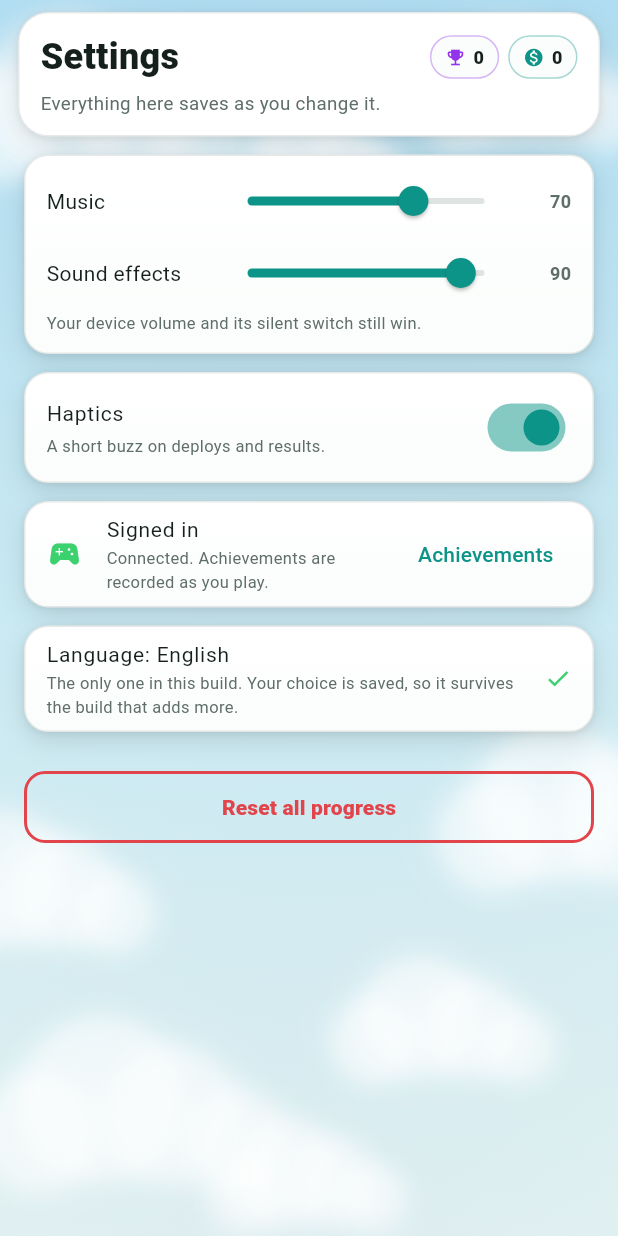
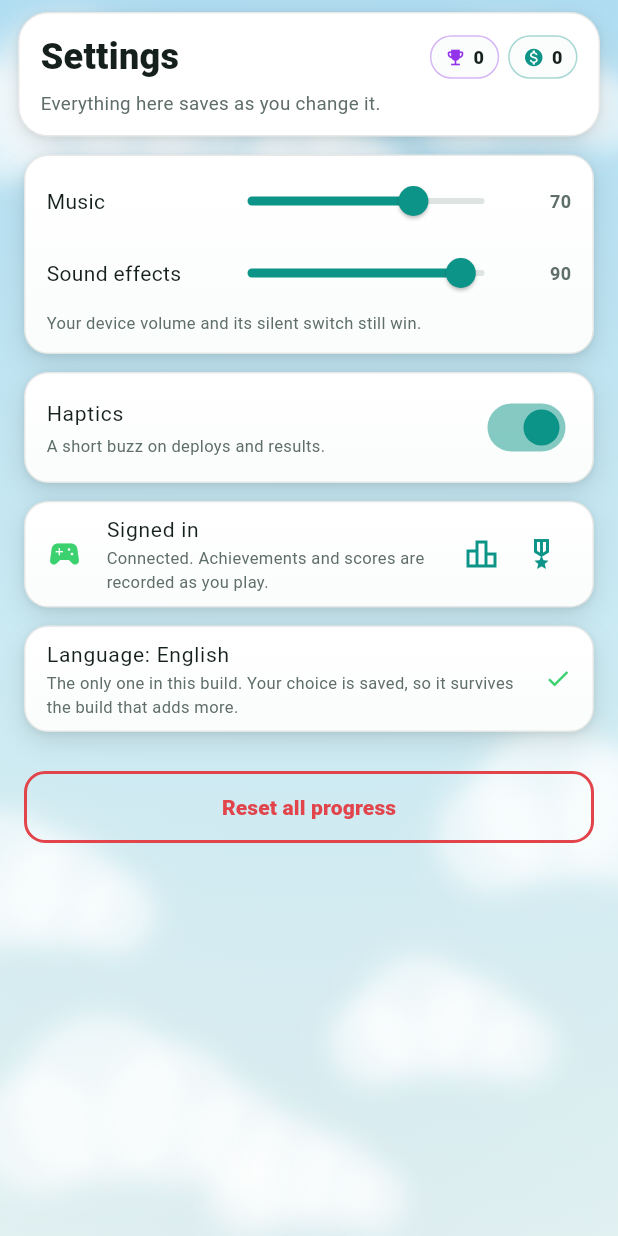
Before and after one commit to portalcrafterdev/splatfront, a Flutter app: the SettingsScreen screen opened directly, after a tap on "Sign in", on a phone screen of 412 x 824 dp. Run offline on Flutter 3.47's test engine with Material 3 defaults, Android fonts, the light colour scheme and no system bars; our stand-ins replace flutter_riverpod, google_mobile_ads, hive_flutter, rive; missing offline and left inert: flame, flame_audio, games_services; accounts and stored records are empty; network calls fail; statements that could not run were skipped.

Commit message:
feat: integrate leaderboards functionality and update achievement reporting

```diff
--- a/lib/core/games/game_services.dart
+++ b/lib/core/games/game_services.dart
@@ -2,6 +2,7 @@ import 'package:flutter/foundation.dart';
 import 'package:games_services/games_services.dart' as gs;
 
 import '../../meta/achievements.dart';
+import '../../meta/leaderboards.dart';
 
 /// Play Games on Android, Game Center on iOS.
 ///
@@ -19,10 +20,12 @@ import '../../meta/achievements.dart';
 /// and this is a sign-in for a single-player game: it is decoration on the
 /// progression, never a gate in front of it.
 ///
-/// **Achievements go through [unlockAll], and only ever as a record.** The
-/// set and its unlock conditions live in ; an
-/// entry with no platform id yet is skipped in silence, which is what lets
-/// the whole set ship before the Play Console work is done.
+/// **Achievements and scores go out through [report] and [submitScores], and
+/// only ever as a record.** Both sets live in JSON — `achievements.json` and
+/// `leaderboards.json` — and an entry with no platform id for the running
+/// platform is skipped in silence. That is what let the whole set ship before
+/// the Play Console work was done, and it is what keeps the iOS half quiet
+/// until Game Center exists.
 abstract final class GameServices {
   static bool _started = false;
   static bool _signedIn = false;
@@ -173,6 +176,71 @@ abstract final class GameServices {
     }
   }
 
+  // --- Leaderboards --------------------------------------------------------
+
+  /// The last score posted for each board this launch.
+  static final Map<String, int> _posted = <String, int>{};
+
+  /// Submits the player's current standing to every configured board.
+  ///
+  /// Silent about everything, the same way [report] is: signed out, no ids,
+  /// no network — all of it ends in nothing happening.
+  ///
+  /// Scores are absolute, not deltas, and the platform keeps the *best* one
+  /// it has seen. That is what makes a single submission after any change
+  /// sufficient, and it is why a player who cleared two hundred levels
+  /// offline has all of it counted on their first submission after signing
+  /// in. It also means a submission can never make a standing worse — a
+  /// wiped save, or a profile that somehow reads low, cannot cost somebody
+  /// their place.
+  static Future<void> submitScores(
+    LeaderboardSet boards,
+    AchievementProgress progress,
+  ) async {
+    if (!_signedIn) return;
+    for (final board in boards.all) {
+      if (!board.isConfigured) continue;
+      final value = progress.valueFor(board.source);
+      // Zero is not submitted. Every board here starts at a lowest allowed
+      // score of 1, so a fresh profile posting zero would be rejected by the
+      // platform anyway — and posting it would put somebody who has never
+      // finished a level on the board at all.
+      if (value == null || value <= 0) continue;
+      if (_posted[board.key] == value) continue;
+
+      try {
+        await gs.Leaderboards.submitScore(
+          score: gs.Score(
+            androidLeaderboardID: board.androidId,
+            iOSLeaderboardID: board.iosId,
+            value: value,
+          ),
+        );
+        _posted[board.key] = value;
+      } catch (error) {
+        // Left unrecorded, so the next change tries again.
+        debugPrint('Could not submit ${board.key}: $error');
+      }
+    }
+  }
+
+  /// Opens the platform's own leaderboards screen.
+  ///
+  /// With no [board] it shows the list of all of them, which is what the
+  /// button in Settings wants: two boards behind one door rather than a row
+  /// of buttons that has to grow every time one is added.
+  static Future<void> showLeaderboards([Leaderboard? board]) async {
+    if (!_signedIn) return;
+    try {
+      await gs.Leaderboards.showLeaderboards(
+        androidLeaderboardID: board?.androidId ?? '',
+        iOSLeaderboardID: board?.iosId ?? '',
+      );
+    } catch (error) {
+      debugPrint('Could not open leaderboards: $error');
+    }
+  }
+
   /// Opens the platform's own achievements screen.
   ///
   /// Does nothing while signed out, and nothing if no achievements have been
@@ -195,6 +263,7 @@ abstract final class GameServices {
     _playerName = null;
     _busy = false;
     _sent.clear();
+    _posted.clear();
   }
 
   /// Installs a signed-in state directly, for tests of the UI around it.
--- a/lib/meta/achievements.dart
+++ b/lib/meta/achievements.dart
@@ -176,6 +176,7 @@ abstract final class Stats {
 class AchievementProgress {
   const AchievementProgress({
     this.levelsCleared = 0,
+    this.totalStars = 0,
     this.threeStarLevels = 0,
     this.bestCoveragePercent = 0,
     this.suddenDeathWins = 0,
@@ -186,6 +187,14 @@ class AchievementProgress {
   });
 
   final int levelsCleared;
+
+  /// Every star earned across the campaign.
+  ///
+  /// No achievement uses this — it is here for the leaderboards, which rank
+  /// the same numbers the achievements are measured against rather than
+  /// keeping a second set that could drift out of step with them.
+  final int totalStars;
+
   final int threeStarLevels;
 
   /// The best share of the board held in a *won* match. A losing blowout is
@@ -206,6 +215,7 @@ class AchievementProgress {
   /// sit there looking merely unearned instead of broken.
   int? valueFor(String trigger) => switch (trigger) {
     'levelsCleared' => levelsCleared,
+    'totalStars' => totalStars,
     'threeStarLevels' => threeStarLevels,
     'bestCoveragePercent' => bestCoveragePercent,
     'suddenDeathWins' => suddenDeathWins,
--- /dev/null
+++ b/lib/meta/leaderboards.dart
@@ -0,0 +1,98 @@
+import 'dart:convert';
+
+import 'package:flutter/foundation.dart'
+    show TargetPlatform, defaultTargetPlatform;
+import 'package:flutter/services.dart' show rootBundle;
+
+import 'achievements.dart';
+
+/// One leaderboard, and the number it ranks.
+///
+/// Deliberately thin. Almost everything that decides how a leaderboard
+/// behaves — sort order, score format, the allowed range — lives in the Play
+/// Console and **cannot be changed after publishing**, so mirroring those
+/// here would be a copy that can go stale and that nothing can act on. What
+/// this holds is the id to submit to and the number to submit, which are the
+/// only two things the app gets a say in.
+class Leaderboard {
+  const Leaderboard({
+    required this.key,
+    required this.name,
+    required this.androidId,
+    required this.iosId,
+    required this.source,
+  });
+
+  /// Our own stable name for it. Never leaves the app.
+  final String key;
+
+  final String name;
+
+  /// The Play Games id, from the Console's games-ids.xml.
+  final String androidId;
+
+  /// The Game Center id, from App Store Connect.
+  final String iosId;
+
+  /// Which [AchievementProgress] number is submitted as the score.
+  ///
+  /// The same pool the achievements are measured against, on purpose: a
+  /// leaderboard reading its own private counter is a second answer to a
+  /// question the profile already answers, and the two would eventually
+  /// disagree with nothing to say which was right.
+  final String source;
+
+  /// Whether this can be submitted to on *this* platform yet.
+  ///
+  /// Per-platform for the same reason the achievements are: the two stores
+  /// are filled in at different times, and a blank id must mean "skip" rather
+  /// than a call into the plugin with an empty string.
+  bool get isConfigured => defaultTargetPlatform == TargetPlatform.iOS
+      ? iosId.isNotEmpty
+      : androidId.isNotEmpty;
+
+  factory Leaderboard.fromJson(Map<String, dynamic> json) => Leaderboard(
+    key: json['key'] as String,
+    name: json['name'] as String? ?? '',
+    androidId: json['androidId'] as String? ?? '',
+    iosId: json['iosId'] as String? ?? '',
+    source: json['source'] as String? ?? '',
+  );
+}
+
+/// Every leaderboard, from `assets/data/leaderboards.json`.
+class LeaderboardSet {
+  const LeaderboardSet({required this.all});
+
+  final List<Leaderboard> all;
+
+  static const LeaderboardSet empty = LeaderboardSet(all: []);
+
+  /// The ones with a platform id behind them on this platform.
+  Iterable<Leaderboard> get configured => all.where((b) => b.isConfigured);
+
+  Leaderboard? byKey(String key) {
+    for (final board in all) {
+      if (board.key == key) return board;
+    }
+    return null;
+  }
+
+  static Future<LeaderboardSet> load() async {
+    try {
+      final raw = await rootBundle.loadString('assets/data/leaderboards.json');
+      return LeaderboardSet.fromJson(jsonDecode(raw) as Map<String, dynamic>);
+    } catch (_) {
+      // Same rule as every other optional layer: a broken file takes the
+      // feature away, never the game.
+      return LeaderboardSet.empty;
+    }
+  }
+
+  factory LeaderboardSet.fromJson(Map<String, dynamic> json) => LeaderboardSet(
+    all: [
+      for (final entry in (json['leaderboards'] as List? ?? const []))
+        Leaderboard.fromJson(entry as Map<String, dynamic>),
+    ],
+  );
+}
--- a/lib/meta/profile_controller.dart
+++ b/lib/meta/profile_controller.dart
@@ -41,7 +41,7 @@ class ProfileController extends StateNotifier<PlayerProfile> {
   void _save(PlayerProfile next) {
     state = next;
     saveToDisk(next);
-    reportAchievements();
+    reportProgress();
   }
 
   // --- Achievements -------------------------------------------------------
@@ -54,6 +54,7 @@ class ProfileController extends StateNotifier<PlayerProfile> {
   /// is a number that can disagree with it.
   AchievementProgress get achievementProgress => AchievementProgress(
     levelsCleared: state.campaignStars.length,
+    totalStars: state.campaignTotalStars,
     threeStarLevels: state.campaignStars.values.where((s) => s >= 3).length,
     bestCoveragePercent: state.stat(Stats.bestCoveragePercent),
     suddenDeathWins: state.stat(Stats.suddenDeathWins),
@@ -66,20 +67,26 @@ class ProfileController extends StateNotifier<PlayerProfile> {
     cardsOwned: unlockedCards.length,
   );
 
-  /// Tells the platform where the player is now.
+  /// Tells the platform where the player is now — achievements and scores.
   ///
   /// Called from [_save], so **every** change to the profile reports —
   /// clearing a level, opening a chest, upgrading a card. That is deliberate:
   /// hanging it off each individual action is how one gets forgotten, and the
-  /// call is free when nothing moved. `GameServices.report` is signed-out
-  /// safe, skips achievements with no platform id, and remembers what it last
-  /// sent, so the common case does nothing at all.
+  /// call is free when nothing moved. Both calls are signed-out safe, skip
+  /// entries with no platform id, and remember what they last sent, so the
+  /// common case does nothing at all.
   ///
-  /// Never awaited. An achievement is a record of play, not part of it, and
-  /// a slow platform call must not hold up a chest opening.
+  /// One method for both because they are one question — "where is this
+  /// player?" — asked of two services, and splitting it would give a future
+  /// call site the chance to remember one and forget the other.
+  ///
+  /// Never awaited. This is a record of play, not part of it, and a slow
+  /// platform call must not hold up a chest opening.
   @protected
-  void reportAchievements() {
-    unawaited(GameServices.report(data.achievements, achievementProgress));
+  void reportProgress() {
+    final progress = achievementProgress;
+    unawaited(GameServices.report(data.achievements, progress));
+    unawaited(GameServices.submitScores(data.leaderboards, progress));
   }
 
   /// Reports everything again when a player connects mid-session.
@@ -87,11 +94,11 @@ class ProfileController extends StateNotifier<PlayerProfile> {
   /// Without this, signing in banks nothing until the next time the profile
   /// changes — so somebody who connects and then immediately opens the
   /// achievements list is shown an empty one, which is precisely the moment
-  /// they went looking. Because [reportAchievements] sends absolute values
+  /// they went looking. Because [reportProgress] sends absolute values
   /// read off the save rather than deltas, a player who cleared two hundred
   /// levels offline has all of it land on the first report.
   void _onGameServicesChanged() {
-    if (GameServices.isSignedIn) reportAchievements();
+    if (GameServices.isSignedIn) reportProgress();
   }
 
   @override
--- a/lib/ui/screens/settings_screen.dart
+++ b/lib/ui/screens/settings_screen.dart
@@ -283,7 +283,7 @@ class _PlayGamesTileState extends State<_PlayGamesTile> {
         ),
         subtitle: Text(
           signedIn
-              ? 'Connected. Achievements are recorded as you play.'
+              ? 'Connected. Achievements and scores are recorded as you play.'
               // Says what it is for rather than just what it is. A sign-in
               // with no stated purpose on a single-player game reads as the
               // app asking for something.
@@ -291,18 +291,29 @@ class _PlayGamesTileState extends State<_PlayGamesTile> {
                     'you play.',
           style: const TextStyle(color: Palette.uiTextDim, fontSize: 11),
         ),
-        // Signed in, this is the only way into the achievements list — the
-        // platform draws that screen, so there is nothing to build and
-        // nothing to keep in step. A tick where a button could be would
-        // leave fourteen achievements with no door.
+        // Signed in, these are the only way into the two platform screens —
+        // Play Games draws both, so there is nothing to build and nothing to
+        // keep in step. A tick where a button could be would leave fourteen
+        // achievements and a leaderboard with no door.
         trailing: signedIn
-            ? TextButton(
-                onPressed: GameServices.showAchievements,
-                style: TextButton.styleFrom(
-                  foregroundColor: Palette.accent,
-                  visualDensity: VisualDensity.compact,
-                ),
-                child: const Text('Achievements'),
+            ? Row(
+                mainAxisSize: MainAxisSize.min,
+                children: [
+                  IconButton(
+                    onPressed: () => GameServices.showLeaderboards(),
+                    icon: const Icon(Icons.leaderboard_outlined),
+                    color: Palette.accent,
+                    tooltip: 'Leaderboards',
+                    visualDensity: VisualDensity.compact,
+                  ),
+                  IconButton(
+                    onPressed: GameServices.showAchievements,
+                    icon: const Icon(Icons.military_tech_outlined),
+                    color: Palette.accent,
+                    tooltip: 'Achievements',
+                    visualDensity: VisualDensity.compact,
+                  ),
+                ],
               )
             : FilledButton(
                 onPressed: busy ? null : _signIn,
```
Also changed, not shown: assets/data/leaderboards.json (added, +41 -0 lines), lib/core/game_data.dart (+7 -0 lines), 4 other files.
